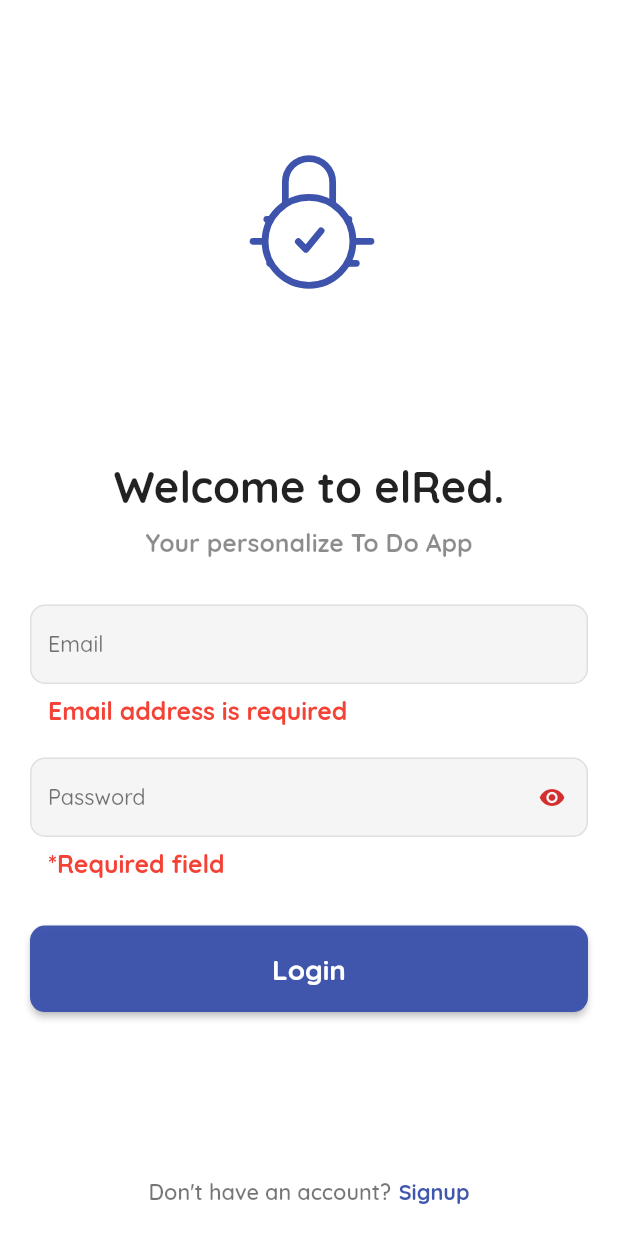
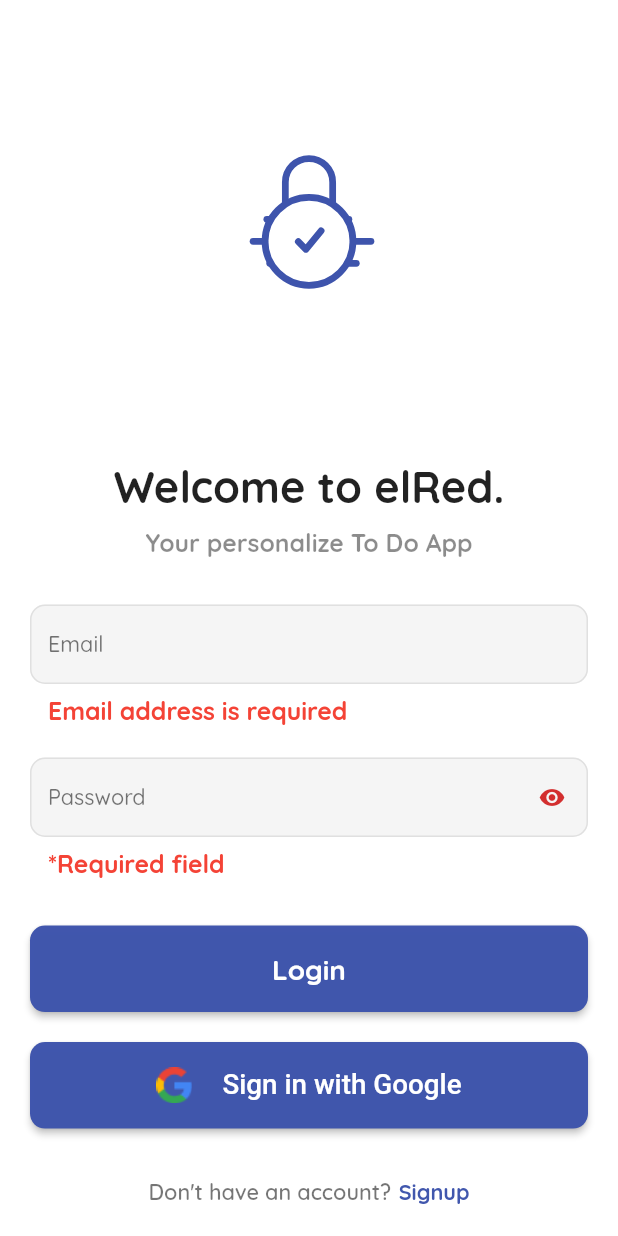
Before and after one commit to s0urav-hald3r/elred_todo_app, a Flutter app: the screen it shows after launch, after a tap on "Login", on a phone screen of 412 x 824 dp. Run offline on Flutter 3.47's test engine with Material 2 defaults, Android fonts, the phone set to English and light mode, and no system bars; our stand-ins replace cloud_firestore, firebase_auth, firebase_core, gap, get, google_fonts and 2 more; missing offline and left inert: bottom_picker; accounts and stored records are empty.

Commit message:
bugs fixed

```diff
--- a/lib/main.dart
+++ b/lib/main.dart
@@ -26,10 +26,12 @@ class MyApp extends StatelessWidget {
   Widget build(BuildContext context) {
     return MultiProvider(
       providers: [
-        ChangeNotifierProvider<ToDoController>(
-            create: (context) => ToDoController()),
         ChangeNotifierProvider<AuthController>(
             create: (context) => AuthController()),
+        ChangeNotifierProxyProvider<AuthController, ToDoController>(
+            create: (context) => ToDoController(),
+            update: (context, authController, toDoController) =>
+                toDoController!..user = authController.user),
       ],
       child: const GetMaterialApp(
         title: 'elRed ToDo',
--- a/lib/views/login_page.dart
+++ b/lib/views/login_page.dart
@@ -1,10 +1,9 @@
 import 'package:elred_todo_app/config/app_constants.dart';
 import 'package:elred_todo_app/config/size_configs.dart';
+import 'package:elred_todo_app/controllers/todo_controller.dart';
 import 'package:elred_todo_app/views/register_page.dart';
-import 'package:firebase_auth/firebase_auth.dart';
 import 'package:flutter/material.dart';
 import 'package:gap/gap.dart';
-import 'package:get/get.dart';
 import 'package:google_fonts/google_fonts.dart';
 import 'package:lottie/lottie.dart';
 import 'package:provider/provider.dart';
@@ -21,42 +20,8 @@ class LoginPage extends StatefulWidget {
 
 class _LoginPageState extends State<LoginPage> {
   final _formKey = GlobalKey<FormState>();
-  final FirebaseAuth _firebaseAuth = FirebaseAuth.instance;
   TextEditingController emailController = TextEditingController();
   TextEditingController passwordController = TextEditingController();
-
-  @override
-  void initState() {
-    super.initState();
-    emailController = TextEditingController();
-    passwordController = TextEditingController();
-  }
-
-  @override
-  void dispose() {
-    emailController.dispose();
-    passwordController.dispose();
-    super.dispose();
-  }
-
-  Future<void> logingUsingEmailPassword(String email, String password) async {
-    showDialog(
-        context: context,
-        barrierDismissible: false,
-        builder: ((context) => const Center(
-              child:
-                  CircularProgressIndicator(color: AppConstants.primaryColor),
-            )));
-    try {
-      await _firebaseAuth.signInWithEmailAndPassword(
-          email: email, password: password);
-    } on FirebaseAuthException catch (e) {
-      Get.snackbar("Error", e.toString(),
-          snackPosition: SnackPosition.BOTTOM,
-          colorText: AppConstants.primaryColor);
-    }
-    Navigator.pop(context);
-  }
 
   @override
   Widget build(BuildContext context) {
@@ -122,7 +87,12 @@ class _LoginPageState extends State<LoginPage> {
                       ),
                       onPressed: () {
                         if (_formKey.currentState!.validate()) {
-                        logingUsingEmailPassword(emailController.text.trim(),
+                          Provider.of<ToDoController>(context, listen: false)
+                              .setGoogleLogIn(false);
+                          Provider.of<AuthController>(context, listen: false)
+                              .logingUsingEmailPassword(
+                                  context,
+                                  emailController.text.trim(),
                                   passwordController.text.trim());
                         }
                       },
@@ -135,36 +105,36 @@ class _LoginPageState extends State<LoginPage> {
                         ),
                       ),
                     ),
-                  // const Gap(20),
-                  // MaterialButton(
-                  //   color: AppConstants.primaryColor,
-                  //   minWidth: SizeConfig.screenWidth,
-                  //   height: SizeConfig.screenHeight! * 0.07,
-                  //   shape: RoundedRectangleBorder(
-                  //     borderRadius: BorderRadius.circular(10),
-                  //   ),
-                  //   onPressed: () {
-                  //     if (_formKey.currentState!.validate()) {
-                  //       logingUsingEmailPassword(emailController.text.trim(),
-                  //           passwordController.text.trim());
-                  //     }
-                  //   },
-                  //   child: Row(
-                  //     mainAxisAlignment: MainAxisAlignment.center,
-                  //     children: [
-                  //       Image.asset('assets/images/google_logo.png'),
-                  //       const Gap(20),
-                  //       Text(
-                  //         'Sign in with Google',
-                  //         textAlign: TextAlign.center,
-                  //         style: GoogleFonts.roboto(
-                  //             color: Colors.white,
-                  //             fontSize: SizeConfig.screenWidth! * 0.045,
-                  //             fontWeight: FontWeight.w500),
-                  //       ),
-                  //     ],
-                  //   ),
-                  // ),
+                    const Gap(20),
+                    MaterialButton(
+                      color: AppConstants.primaryColor,
+                      minWidth: SizeConfig.screenWidth,
+                      height: SizeConfig.screenHeight! * 0.07,
+                      shape: RoundedRectangleBorder(
+                        borderRadius: BorderRadius.circular(10),
+                      ),
+                      onPressed: () {
+                        Provider.of<ToDoController>(context, listen: false)
+                            .setGoogleLogIn(true);
+                        Provider.of<AuthController>(context, listen: false)
+                            .handleGoogleLogIn();
+                      },
+                      child: Row(
+                        mainAxisAlignment: MainAxisAlignment.center,
+                        children: [
+                          Image.asset('assets/images/google_logo.png'),
+                          const Gap(20),
+                          Text(
+                            'Sign in with Google',
+                            textAlign: TextAlign.center,
+                            style: GoogleFonts.roboto(
+                                color: Colors.white,
+                                fontSize: SizeConfig.screenWidth! * 0.045,
+                                fontWeight: FontWeight.w500),
+                          ),
+                        ],
+                      ),
+                    ),
                     const Spacer(),
                     Row(
                       mainAxisAlignment: MainAxisAlignment.center,
@@ -199,7 +169,6 @@ class _LoginPageState extends State<LoginPage> {
                   ],
                 ),
               ),
-          ),
-        ));
+            )));
   }
 }
--- a/lib/views/register_page.dart
+++ b/lib/views/register_page.dart
@@ -58,7 +58,7 @@ class _RegisterPageState extends State<RegisterPage> {
       Get.snackbar("Error", e.toString(),
           snackPosition: SnackPosition.BOTTOM,
           colorText: AppConstants.primaryColor);
-      Navigator.popUntil(context, (route) => route.isFirst);
+      Navigator.pop(context);
     }
   }
 
--- a/pubspec.yaml
+++ b/pubspec.yaml
@@ -45,6 +45,7 @@ dependencies:
   cloud_firestore: ^4.4.4
   provider: ^6.0.5
   uuid: ^3.0.7
+  google_sign_in: ^6.0.2
 
 dev_dependencies:
   flutter_test:
```
Also changed, not shown: lib/controllers/auth_controller.dart (+58 -1 lines), lib/controllers/todo_controller.dart (+24 -11 lines), lib/views/add_task.dart (+54 -21 lines), lib/views/home_page.dart (+8 -1 lines), lib/widgets/homepage_header.dart (+13 -4 lines), pubspec.lock. Lines whose indentation alone changed are shown as unchanged.
